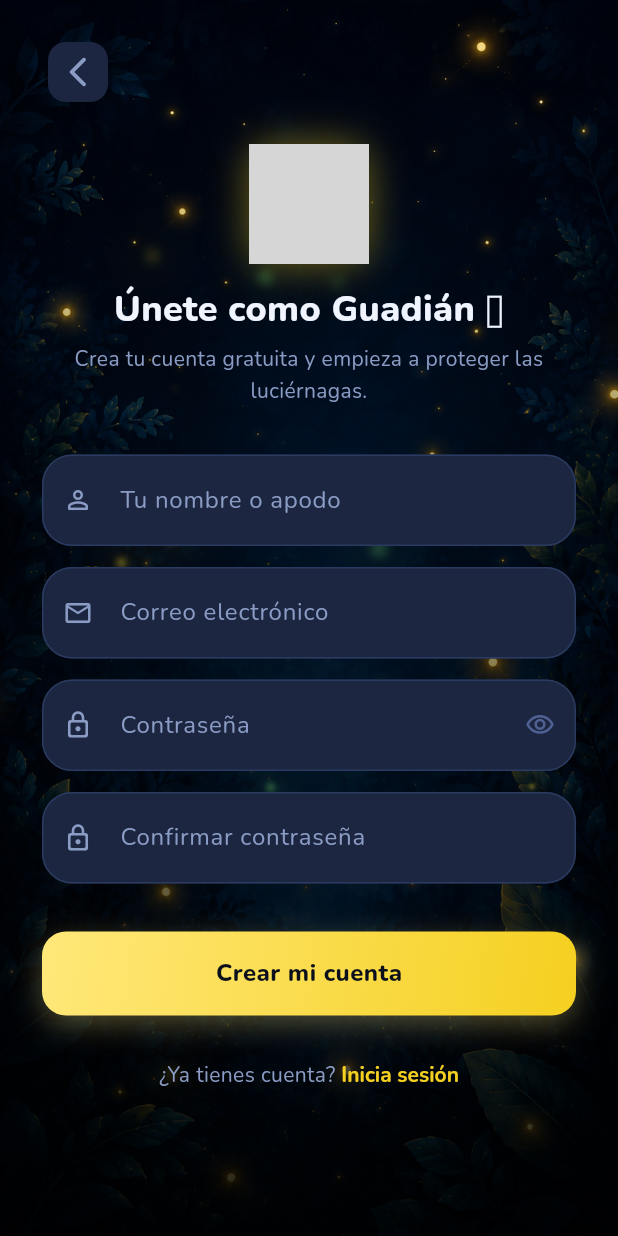
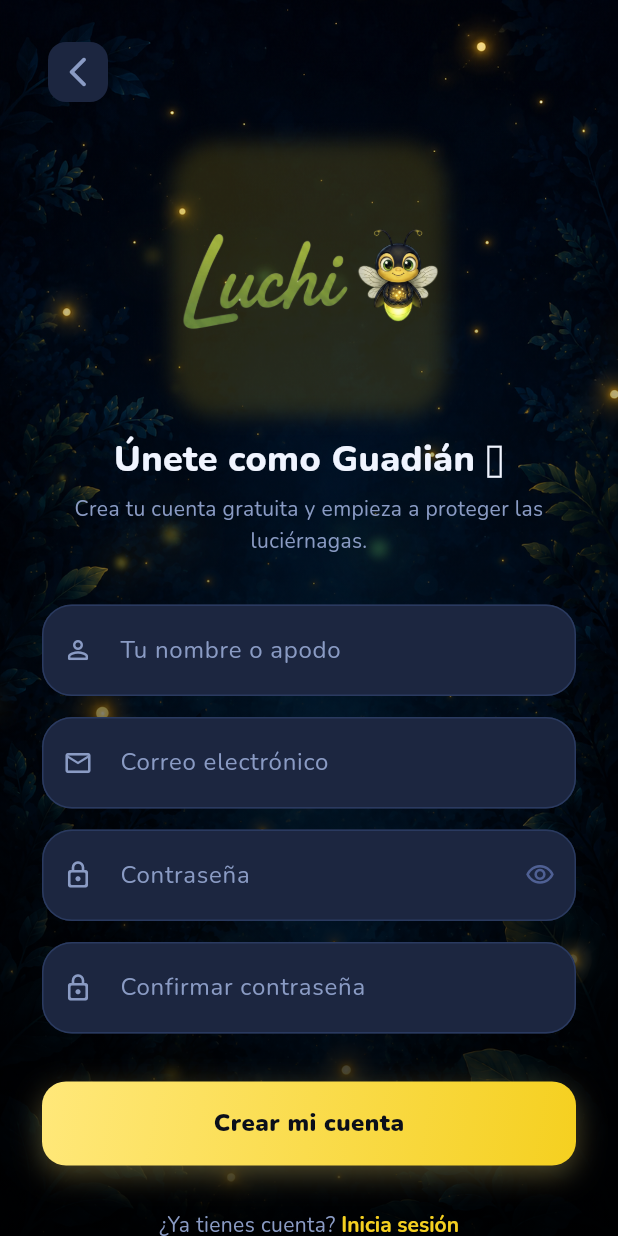
Before and after one commit to juancaco10/luchi, a Flutter app: the RegisterScreen screen opened by its route, on a phone screen of 412 x 824 dp. Run offline on Flutter 3.47's test engine with Material 3 defaults, Android fonts, the phone set to English and light mode, and no system bars; drawn by our look-alikes of flutter_animate; our stand-ins replace chewie, connectivity_plus, dio, flutter_map, flutter_riverpod, flutter_secure_storage and 10 more; missing offline and left inert: google_sign_in_web; accounts and stored records are empty; grey boxes are pictures that could not be loaded.

Commit message:
UI updates: Refactor register screen, fix logos, adjust light mode colors and implement UGC policies

```diff
--- a/lib/core/theme/palettes.dart
+++ b/lib/core/theme/palettes.dart
@@ -99,9 +99,9 @@ abstract class LightPalette {
 
   static const Color accent = Color(0xFF5B8BF5);
 
-  static const Color textPrimary = Color(0xFF2C3E50);
-  static const Color textSecondary = Color(0xFF5A6B8A);
-  static const Color textMuted = Color(0xFF8F9FB9);
+  static const Color textPrimary = Color(0xFF000000);
+  static const Color textSecondary = Color(0xFF000000);
+  static const Color textMuted = Color(0xFF000000);
   static const Color textOnPrimary = Color(0xFFFFFFFF);
 
   static const Color success = Color(0xFF4CAF50);
--- a/lib/features/auth/screens/register_screen.dart
+++ b/lib/features/auth/screens/register_screen.dart
@@ -117,26 +117,26 @@ class _RegisterScreenState extends ConsumerState<RegisterScreen> {
                     // ── Logo ──────────────────────────────────────────
                     Center(
                       child: Container(
-                        width: 80,
-                        height: 80,
+                        width: 180,
+                        height: 180,
                         decoration: BoxDecoration(
-                          borderRadius: BorderRadius.circular(20),
+                          borderRadius: BorderRadius.circular(30),
                           boxShadow: [
                             BoxShadow(
-                              color: context.colors.primary.withValues(alpha: 0.4),
-                              blurRadius: 20,
-                              spreadRadius: 2,
+                              color: context.colors.primary.withValues(alpha: 0.15),
+                              blurRadius: 10,
+                              spreadRadius: 1,
                             ),
                           ],
                         ),
                         child: ClipRRect(
-                          borderRadius: BorderRadius.circular(20),
+                          borderRadius: BorderRadius.circular(30),
                           child: Image.asset(
-                            'assets/images/app_logo.png',
-                            fit: BoxFit.cover,
+                            'assets/images/logo_luchi.png',
+                            fit: BoxFit.contain,
                             errorBuilder: (c, e, s) => Center(
                               child: Text(
-                                'L',
+                                'Luchi',
                                 style: TextStyle(
                                   fontFamily: 'Nunito',
                                   fontSize: 32,
--- a/lib/widgets/custom_button.dart
+++ b/lib/widgets/custom_button.dart
@@ -25,6 +25,11 @@ class AppButton extends StatelessWidget {
   Widget build(BuildContext context) {
     final grad = gradient ?? context.firefly.primaryGradient;
 
+    final isLight = Theme.of(context).brightness == Brightness.light;
+    final textColor = isLight ? Colors.black : context.colors.onPrimary;
+    final iconColor = isLight ? Colors.black : context.colors.onPrimary;
+    final borderColor = isLight ? Colors.black : Colors.transparent;
+
     return ConstrainedBox(
       constraints: BoxConstraints(
         minWidth: width ?? double.infinity,
@@ -38,6 +43,7 @@ class AppButton extends StatelessWidget {
           decoration: BoxDecoration(
             gradient: grad,
             borderRadius: BorderRadius.circular(AppConstants.buttonRadius),
+            border: Border.all(color: borderColor, width: 2),
             boxShadow: [
               BoxShadow(
                 color: (grad.colors.first).withValues(alpha: 0.3),
@@ -62,7 +68,7 @@ class AppButton extends StatelessWidget {
                         child: CircularProgressIndicator(
                           strokeWidth: 2.5,
                           valueColor: AlwaysStoppedAnimation<Color>(
-                            context.colors.onPrimary,
+                            iconColor,
                           ),
                         ),
                       )
@@ -70,7 +76,7 @@ class AppButton extends StatelessWidget {
                         mainAxisSize: MainAxisSize.min,
                         children: [
                           if (icon != null) ...[
-                            Icon(icon, color: context.colors.onPrimary, size: 20),
+                            Icon(icon, color: iconColor, size: 20),
                             const SizedBox(width: 8),
                           ],
                           Text(
@@ -78,8 +84,8 @@ class AppButton extends StatelessWidget {
                             style: TextStyle(
                               fontFamily: 'Nunito',
                               fontSize: 16,
-                              fontWeight: FontWeight.w800,
-                              color: context.colors.onPrimary,
+                              fontWeight: FontWeight.w900,
+                              color: textColor,
                               letterSpacing: 0.3,
                             ),
                           ),
```
Also changed, not shown: lib/features/auth/screens/login_screen.dart (+8 -8 lines).
